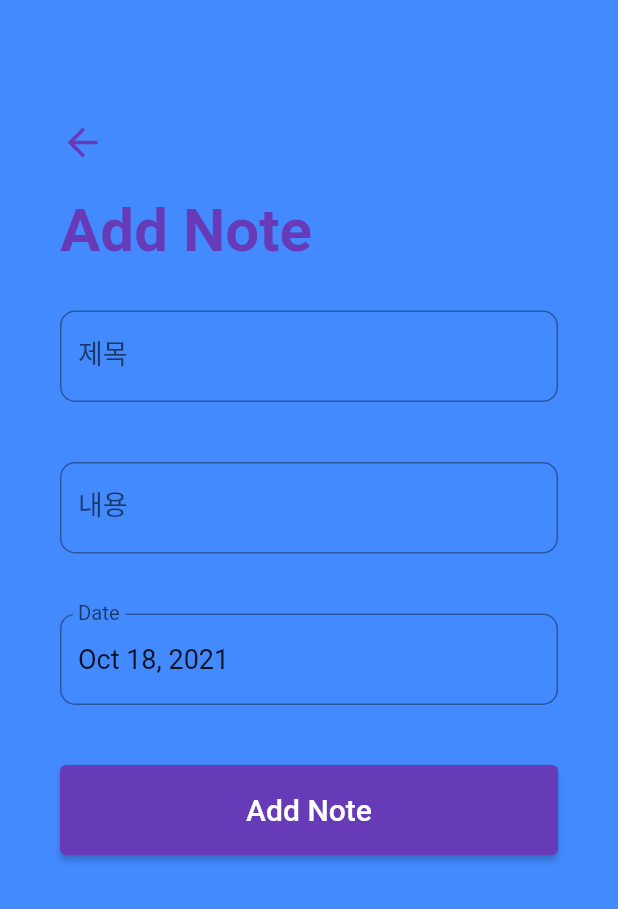
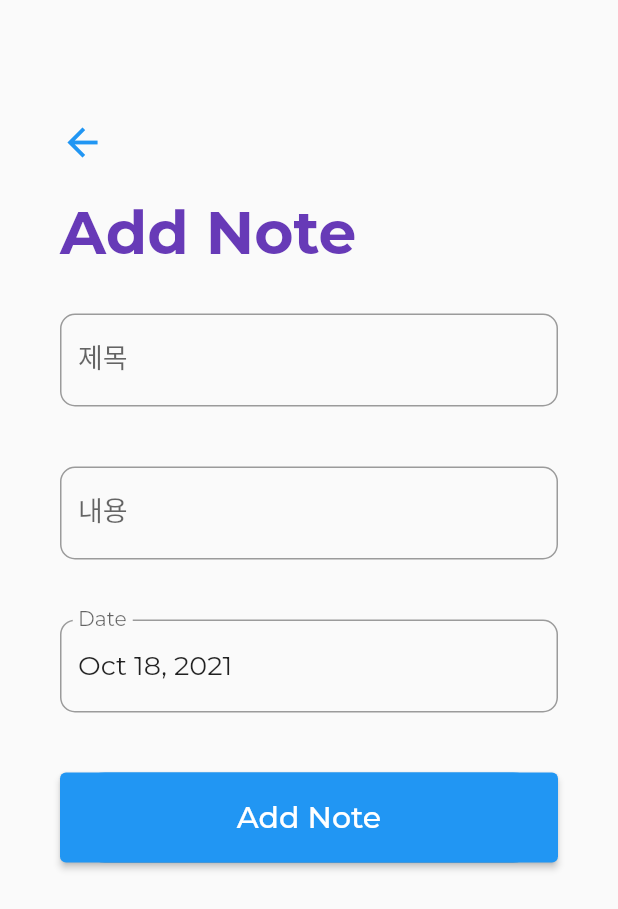
Before and after one commit to flutterkage2k/get_sqflite_temp1, a Flutter app: the screen it shows after launch, after a tap on the "add" icon, on a phone screen of 412 x 824 dp. Shown: the top 909 px of the screen. Run offline on Flutter 3.47's test engine with Material 2 defaults, Android fonts, the light colour scheme and no system bars; our stand-ins replace get, google_fonts, sqflite; accounts and stored records are empty.

```diff
--- a/lib/add_note_screen.dart
+++ b/lib/add_note_screen.dart
@@ -113,7 +113,6 @@ class _AddNoteScreenState extends State<AddNoteScreen> {
   @override
   Widget build(BuildContext context) {
     return Scaffold(
-      backgroundColor: Colors.blueAccent,
       body: GestureDetector(
         onTap: () => FocusScope.of(context).unfocus(),
         child: SingleChildScrollView(
--- a/lib/main.dart
+++ b/lib/main.dart
@@ -1,5 +1,7 @@
 import 'package:flutter/material.dart';
+import 'package:get/get.dart';
 import 'package:get_sqflite_temp1/home_page.dart';
+import 'package:google_fonts/google_fonts.dart';
 
 void main() {
   runApp(MyApp());
@@ -10,10 +12,12 @@ class MyApp extends StatelessWidget {
 
   @override
   Widget build(BuildContext context) {
-    return MaterialApp(
-      title: 'Flutter todo List',
-      debugShowCheckedModeBanner: false,
-      theme: ThemeData(primarySwatch: Colors.deepPurple),
+    return GetMaterialApp(
+      theme: ThemeData(
+        textTheme: GoogleFonts.montserratTextTheme(
+          Theme.of(context).textTheme,
+        ),
+      ),
       home: HomePage(),
     );
   }
```
Also changed, not shown: lib/home_page.dart (+20 -11 lines).
